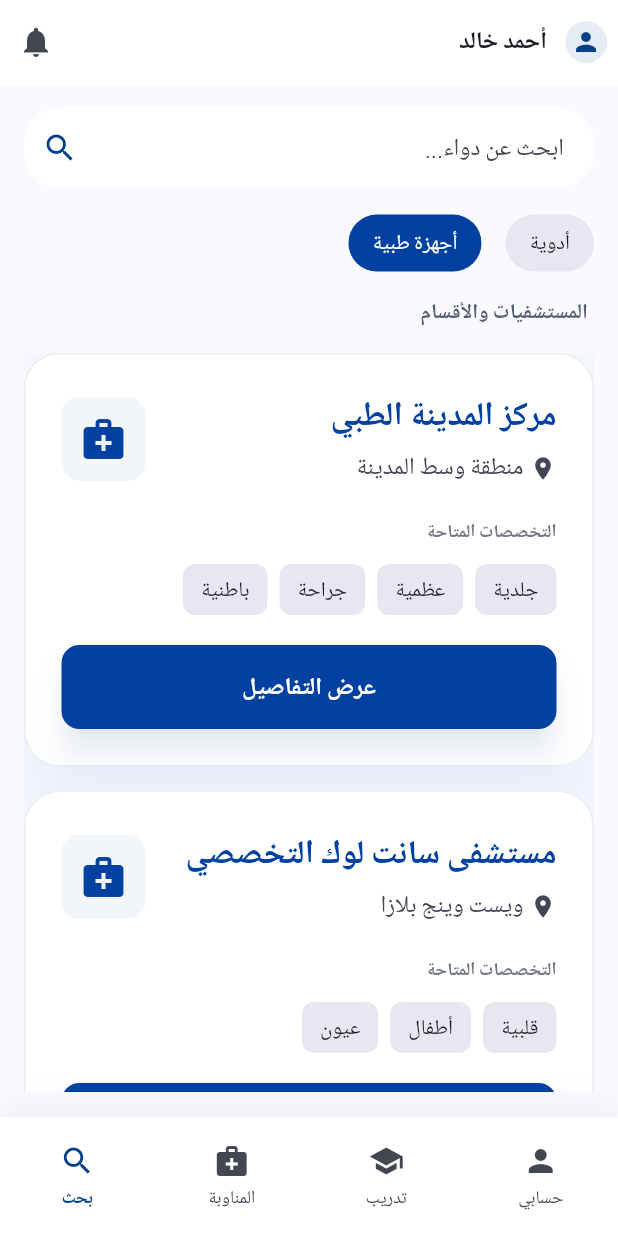
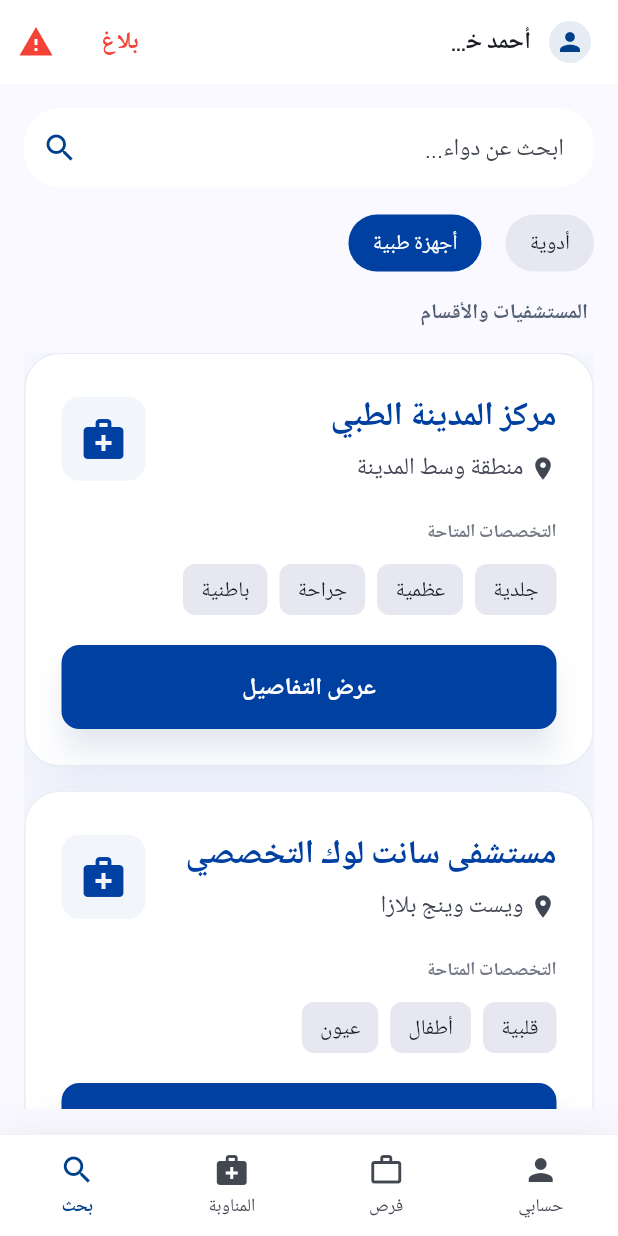
Before and after one commit to MahmoudShbly/Mobile_dev_hakathon, a Flutter app: the MainScreen screen opened by its route, after a tap on "أجهزة طبية", on a phone screen of 412 x 824 dp. Run offline on Flutter 3.47's test engine with Material 3 defaults, Android fonts, the phone set to English and light mode, and no system bars; our stand-ins replace cloud_firestore, firebase_auth, firebase_core, flutter_screenutil, google_fonts, shared_preferences; accounts and stored records are empty; network calls fail.

Commit message:
Refactor pharmacy model and update routing for pharmacy details and reports

```diff
--- a/lib/core/models/pharmacy.dart
+++ b/lib/core/models/pharmacy.dart
@@ -4,11 +4,8 @@ class Pharmacy {
   final String distance;
   final String address;
   final bool isFavorite;
-  // <<<<<<< HEAD
   final bool isDisabled;
   final bool isOnDuty;
-  // =======
-  // >>>>>>> 807f8a359ecd9a04e1594c8097541d4baffe67c3
 
   const Pharmacy({
     required this.name,
@@ -16,10 +13,7 @@ class Pharmacy {
     required this.distance,
     required this.address,
     this.isFavorite = false,
-    // <<<<<<< HEAD
     this.isDisabled = false,
     this.isOnDuty = false,
-    // =======
-    // >>>>>>> 807f8a359ecd9a04e1594c8097541d4baffe67c3
   });
 }
--- a/lib/core/route/app_router.dart
+++ b/lib/core/route/app_router.dart
@@ -1,4 +1,5 @@
 import 'package:flutter/material.dart';
+import 'package:mobile_dev_hakathon/core/models/pharmacy.dart';
 import 'package:mobile_dev_hakathon/core/route/routes.dart';
 import 'package:mobile_dev_hakathon/feature/auth/presentation/screens/email_verification_screen.dart';
 import 'package:mobile_dev_hakathon/feature/auth/presentation/screens/forgot_password_screen.dart';
@@ -8,18 +9,19 @@ import 'package:mobile_dev_hakathon/feature/auth/presentation/screens/reset_pass
 import 'package:mobile_dev_hakathon/feature/main/main_screen.dart';
 import 'package:mobile_dev_hakathon/feature/onboarding/presentation/screens/onboarding_screen.dart';
 import 'package:mobile_dev_hakathon/feature/startup/startup_error_screen.dart';
-import 'package:mobile_dev_hakathon/feature/pharmacy_shifts/model/pharmacy_model.dart';
+import 'package:mobile_dev_hakathon/feature/pharmacy_shifts/model/pharmacy_model.dart'
+    as shift_pharmacy;
 import 'package:mobile_dev_hakathon/feature/pharmacy_shifts/presentation/screens/pharmacy_detail_screen.dart';
 import 'package:mobile_dev_hakathon/feature/search/model/medicine_model.dart';
 import 'package:mobile_dev_hakathon/feature/search/model/hospital_model.dart';
 import 'package:mobile_dev_hakathon/feature/search/model/doctor_model.dart';
 import 'package:mobile_dev_hakathon/feature/search/presentation/screens/medicine_detail_screen.dart';
-// <<<<<<< HEAD
 import 'package:mobile_dev_hakathon/feature/search/presentation/screens/hospital_detail_screen.dart';
+import 'package:mobile_dev_hakathon/feature/search/presentation/screens/doctor_detail_screen.dart';
 import 'package:mobile_dev_hakathon/feature/search/presentation/screens/doctors_list_screen.dart';
-// =======
+import 'package:mobile_dev_hakathon/feature/report/presentation/screens/report_screen.dart';
+import 'package:mobile_dev_hakathon/feature/trainings/presentation/screens/opportunity_detail_screen.dart';
 import 'package:mobile_dev_hakathon/feature/profile/presentation/screens/edit_profile_screen.dart';
-// >>>>>>> fcac4cbd139e09b86577e8dd75c3c8a2465412bc
 
 class AppRouter {
   static Route? generateRoute(RouteSettings settings) {
@@ -42,14 +44,11 @@ class AppRouter {
         return _slideRoute(const EmailVerificationScreen(), settings);
       case Routes.homeScreen:
         return _fadeRoute(const MainScreen(), settings);
-      // <<<<<<< HEAD
-      // =======
       case Routes.editProfileScreen:
         return _slideRoute(const EditProfileScreen(), settings);
-      // >>>>>>> fcac4cbd139e09b86577e8dd75c3c8a2465412bc
       case Routes.pharmacyDetailScreen:
         final pharmacy = settings.arguments;
-        if (pharmacy is Pharmacy) {
+        if (pharmacy is shift_pharmacy.Pharmacy) {
           return _slideRoute(
             PharmacyDetailScreen(pharmacy: pharmacy),
             settings,
@@ -65,7 +64,6 @@ class AppRouter {
           );
         }
         return null;
-      // <<<<<<< HEAD
       case Routes.hospitalDetailScreen:
         final hospital = settings.arguments;
         if (hospital is Hospital) {
@@ -73,6 +71,12 @@ class AppRouter {
             HospitalDetailScreen(hospital: hospital),
             settings,
           );
+        }
+        return null;
+      case Routes.doctorDetailScreen:
+        final doctor = settings.arguments;
+        if (doctor is Doctor) {
+          return _slideRoute(DoctorDetailScreen(doctor: doctor), settings);
         }
         return null;
       case Routes.doctorsListScreen:
@@ -88,8 +92,17 @@ class AppRouter {
           );
         }
         return null;
-      // =======
-      // >>>>>>> fcac4cbd139e09b86577e8dd75c3c8a2465412bc
+      case Routes.opportunityDetailScreen:
+        final pharmacy = settings.arguments;
+        if (pharmacy is Pharmacy) {
+          return _slideRoute(
+            OpportunityDetailScreen(pharmacy: pharmacy),
+            settings,
+          );
+        }
+        return null;
+      case Routes.reportScreen:
+        return _slideRoute(const ReportScreen(), settings);
       default:
         return null;
     }
--- a/lib/core/route/routes.dart
+++ b/lib/core/route/routes.dart
@@ -14,15 +14,13 @@ class Routes {
 
   // Home
   static const String homeScreen = '/home';
-  // <<<<<<< HEAD
   static const String pharmacyDetailScreen = '/pharmacy-detail';
   static const String medicineDetailScreen = '/medicine-detail';
-
-  // Hospital & Doctor Routes
   static const String hospitalDetailScreen = '/hospital-detail';
+  static const String doctorDetailScreen = '/doctor-detail';
   static const String doctorsListScreen = '/doctors-list';
-  // =======
+  static const String opportunityDetailScreen = '/opportunity-detail';
+  static const String applicationFormScreen = '/application-form';
+  static const String reportScreen = '/report';
   static const String editProfileScreen = '/editProfile';
-
-  // >>>>>>> fcac4cbd139e09b86577e8dd75c3c8a2465412bc
 }
--- a/lib/feature/main/main_screen.dart
+++ b/lib/feature/main/main_screen.dart
@@ -1,4 +1,6 @@
 import 'package:flutter/material.dart';
+import 'package:flutter_screenutil/flutter_screenutil.dart';
+import 'package:mobile_dev_hakathon/core/route/routes.dart';
 import 'package:mobile_dev_hakathon/feature/pharmacy_shifts/presentation/screens/pharmacy_shifts_screen.dart';
 import 'package:mobile_dev_hakathon/feature/profile/presentation/screens/profile_screen.dart';
 import 'package:mobile_dev_hakathon/feature/search/presentation/screens/search_screen.dart';
@@ -34,43 +36,64 @@ class _MainScreenState extends State<MainScreen> {
 
     return Scaffold(
       appBar: AppBar(
-        backgroundColor: colorScheme.onPrimary,
+        // backgroundColor: colorScheme.onPrimary,
         elevation: 0,
         leading: Container(
           padding: const EdgeInsets.all(14.0),
           child: Row(
+            mainAxisSize: MainAxisSize.min,
             children: [
               CircleAvatar(
                 radius: 18,
-                backgroundColor: colorScheme.primary.withOpacity(0.1),
+                backgroundColor: colorScheme.primary.withValues(alpha: 0.1),
                 child: Icon(Icons.person, size: 20, color: colorScheme.primary),
               ),
               const SizedBox(width: 8),
-              Text(
+              Flexible(
+                child: Text(
                   'أحمد خالد',
+                  overflow: TextOverflow.ellipsis,
+                  maxLines: 1,
                   style: theme.textTheme.bodyMedium?.copyWith(
                     color: colorScheme.onSurface,
                     fontWeight: FontWeight.w600,
                   ),
                 ),
+              ),
+              Spacer(),
             ],
           ),
         ),
-        leadingWidth: 120,
+        leadingWidth: 180,
         actions: [
+          Row(
+            children: [
+              TextButton(
+                onPressed: () {
+                  Navigator.pushNamed(context, Routes.reportScreen);
+                },
+                child: Text(
+                  'بلاغ',
+                  style: theme.textTheme.bodyMedium?.copyWith(
+                    color: Colors.red,
+                    fontWeight: FontWeight.w700,
+                  ),
+                ),
+              ),
               IconButton(
-            onPressed: () {},
-            icon: Icon(
-              Icons.notifications,
-              color: colorScheme.onSurfaceVariant,
+                onPressed: () {
+                  Navigator.pushNamed(context, Routes.reportScreen);
+                },
+                icon: Icon(Icons.report_problem, color: Colors.red),
+                tooltip: 'بلاغ',
               ),
-            tooltip: 'الإشعارات',
+            ],
           ),
         ],
       ),
       body: _screens[_selectedIndex],
       bottomNavigationBar: Container(
-        height: 80,
+        height: 70.h,
         decoration: BoxDecoration(
           color: colorScheme.onPrimary,
           border: Border(
@@ -88,7 +111,7 @@ class _MainScreenState extends State<MainScreen> {
           textDirection: TextDirection.rtl,
           children: [
             Expanded(child: _buildNavItem(0, Icons.person, 'حسابي')),
-            Expanded(child: _buildNavItem(1, Icons.school, 'تدريب')),
+            Expanded(child: _buildNavItem(1, Icons.work_outline, 'فرص')),
             Expanded(
               child: _buildNavItem(2, Icons.medical_services, 'المناوبة'),
             ),
```
Also changed, not shown: lib/core/shared widgets/pharmacy_card.dart (+7 -20 lines), lib/feature/pharmacy_shifts/presentation/screens/pharmacy_detail_screen.dart (+8 -1 lines), lib/feature/pharmacy_shifts/presentation/widgets/pharmacy_card.dart (+31 -31 lines), lib/main.dart (+9 -4 lines). Lines whose indentation alone changed are shown as unchanged.
